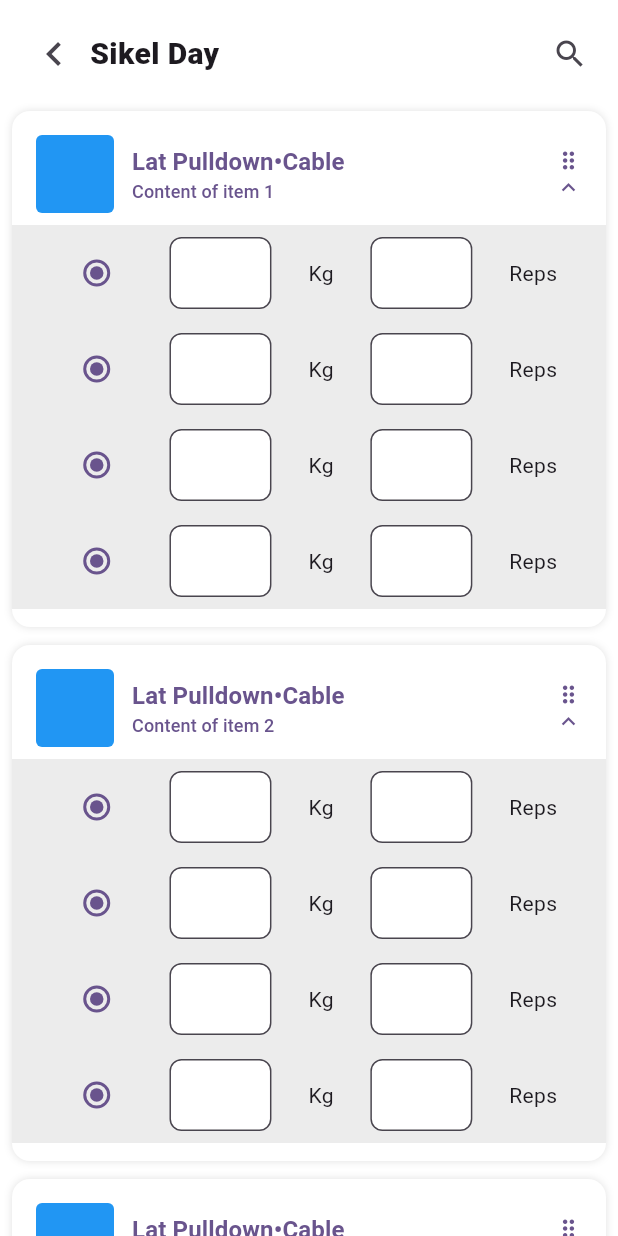
After one commit to vuboitech/vuboi-fitness-app, a Flutter app: the OngoingExercisePage screen opened by its route, on a phone screen of 412 x 824 dp. The commit adds this screen. Run offline on Flutter 3.47's test engine with Material 3 defaults, Android fonts, the phone set to English and light mode, and no system bars; drawn by our look-alikes of scroll_to_index; our stand-ins replace animated_bottom_navigation_bar, cached_network_image, firebase_core, flutter_svg, go_router, google_fonts and 2 more; missing offline and left inert: flutter_wear_os_connectivity; accounts and stored records are empty; network calls fail; Roboto replaces fonts that are missing (PlusJakartaSans).

Commit message:
feat: created draggable reorder ongoing exercise layout

```diff
--- /dev/null
+++ b/lib/features/exercise/domain/models/exercise_item.dart
@@ -0,0 +1,13 @@
+class ExerciseItem {
+  String id;
+  String title;
+  String content;
+  bool isExpanded;
+
+  ExerciseItem({
+    required this.id,
+    required this.title,
+    required this.content,
+    this.isExpanded = false,
+  });
+}
--- a/lib/features/exercise/presentation/pages/exercise_dashboard_page.dart
+++ b/lib/features/exercise/presentation/pages/exercise_dashboard_page.dart
@@ -1,5 +1,6 @@
 import 'package:cached_network_image/cached_network_image.dart';
 import 'package:fitness/features/exercise/presentation/pages/exercise_list_page.dart';
+import 'package:fitness/features/exercise/presentation/widgets/custom_expansion.dart';
 import 'package:fitness/features/home/presentation/widgets/base/button.dart';
 import 'package:fitness/features/home/presentation/widgets/base/label.dart';
 import 'package:fitness/features/home/presentation/widgets/modules/stacks/card_model.dart';
@@ -118,7 +119,7 @@ class _ExerciseDashboardPageState extends State<ExerciseDashboardPage> {
           child: ClipOval(
             child: CachedNetworkImage(
               imageUrl:
-              'https://upload.wikimedia.org/wikipedia/commons/thumb/1/1a/Yanomami_Woman_%26_Child.jpg/1200px-Yanomami_Woman_%26_Child.jpg',
+                  'https://upload.wikimedia.org/wikipedia/commons/thumb/1/1a/Yanomami_Woman_%26_Child.jpg/1200px-Yanomami_Woman_%26_Child.jpg',
             ),
           ),
         ),
--- /dev/null
+++ b/lib/features/exercise/presentation/pages/ongoing_exercise_page.dart
@@ -0,0 +1,388 @@
+import 'package:fitness/features/exercise/domain/models/exercise_item.dart';
+import 'package:fitness/features/exercise/presentation/widgets/custom_expansion.dart';
+import 'package:fitness/features/home/presentation/widgets/modules/vuboi_app_bar.dart';
+import 'package:flutter/material.dart';
+import 'package:scroll_to_index/scroll_to_index.dart';
+
+class OngoingExercisePage extends StatefulWidget {
+  static const routeName = '/exercise/ongoing';
+
+  const OngoingExercisePage({super.key});
+
+  @override
+  State<OngoingExercisePage> createState() => _OngoingExercisePageState();
+}
+
+class _OngoingExercisePageState extends State<OngoingExercisePage> {
+  final List<ExerciseItem> items = List.generate(
+    10,
+    (index) => ExerciseItem(
+      id: index.toString(),
+      title: 'Item ${index + 1}',
+      content: 'Content of item ${index + 1}',
+      isExpanded: true,
+    ),
+  );
+  List<ExerciseItem> previousStates = [];
+
+  int? highlightedIndex;
+
+  final AutoScrollController _autoScrollController = AutoScrollController();
+
+  void _onReorder(int oldIndex, int newIndex) async {
+    if (newIndex > oldIndex) newIndex--; // Adjust index for correct movement
+    setState(() {
+      final item = items.removeAt(oldIndex);
+      items.insert(newIndex, item);
+      highlightedIndex = newIndex;
+    });
+
+    setState(() {
+      items[newIndex].isExpanded = true;
+    });
+
+    // restore previous expansion states
+    // for (var i = 0; i < items.length; i++) {
+    //   items[i].isExpanded = previousStates.where((element) => element.id == items[i].id).first.isExpanded;
+    // }
+
+    // Remove highlight after some time
+    await Future.delayed(const Duration(milliseconds: 250));
+    if (mounted) {
+      setState(() {
+        highlightedIndex = null;
+      });
+    }
+
+    _autoScrollController.scrollToIndex(
+      newIndex,
+      preferPosition: AutoScrollPosition.middle,
+    );
+  }
+
+  @override
+  Widget build(BuildContext context) {
+    return Scaffold(
+      body: Column(
+        children: [
+          VuboiAppBar(
+            title: 'Sikel Day',
+            onSearch: (String searchQuery) {},
+          ),
+          Expanded(
+            child: ReorderableListView.builder(
+              scrollController: _autoScrollController,
+              itemCount: items.length,
+              onReorder: _onReorder,
+              onReorderStart: (index) {
+                setState(() {
+                  // Save previous expansion states
+                  previousStates = items
+                      .map(
+                        (item) => ExerciseItem(
+                          id: item.id,
+                          title: item.title,
+                          content: item.content,
+                          isExpanded: item.isExpanded,
+                        ),
+                      )
+                      .toList();
+
+                  // Collapse **all** items before dragging, including the dragged one
+                  for (var element in items) {
+                    element.isExpanded = false;
+                  }
+                });
+
+                print(previousStates[index].isExpanded); // Debugging
+                print(items[index].isExpanded); // Should be false now
+              },
+              padding: const EdgeInsets.all(8),
+              proxyDecorator: (widget, index, animation) {
+                return Container(
+                  decoration: BoxDecoration(
+                    color: Colors.white,
+                    borderRadius: BorderRadius.circular(12),
+                    boxShadow: [
+                      const BoxShadow(
+                        color: Colors.black12,
+                        blurRadius: 4,
+                      ),
+                    ],
+                  ),
+                  child: TextButton(
+                    onPressed: () {},
+                    style: TextButton.styleFrom(
+                      tapTargetSize: MaterialTapTargetSize.shrinkWrap,
+                      padding: EdgeInsets.zero,
+                      minimumSize: const Size(0, 0),
+                      shape: const RoundedRectangleBorder(
+                        borderRadius: BorderRadius.only(
+                          topLeft: Radius.circular(12),
+                          topRight: Radius.circular(12),
+                        ),
+                      ),
+                    ),
+                    child: Container(
+                      padding: const EdgeInsets.only(
+                        left: 16,
+                        right: 16,
+                        top: 16,
+                        bottom: 8,
+                      ),
+                      child: Row(
+                        key: ValueKey(items[index]),
+                        children: [
+                          Expanded(
+                            child: Row(
+                              children: [
+                                Container(
+                                  height: 52,
+                                  width: 52,
+                                  decoration: BoxDecoration(
+                                    color: Colors.blue,
+                                    borderRadius: BorderRadius.circular(4),
+                                  ),
+                                ),
+                                const SizedBox(width: 12),
+                                Column(
+                                  crossAxisAlignment: CrossAxisAlignment.start,
+                                  children: [
+                                    const Text(
+                                      'Lat Pulldown•Cable',
+                                      style: TextStyle(
+                                        fontWeight: FontWeight.w700,
+                                        fontSize: 16,
+                                      ),
+                                    ),
+                                    Text(
+                                      items[index].content,
+                                      style: const TextStyle(
+                                        fontSize: 12,
+                                      ),
+                                    ),
+                                  ],
+                                ),
+                              ],
+                            ),
+                          ),
+                          Column(
+                            crossAxisAlignment: CrossAxisAlignment.center,
+                            mainAxisAlignment: MainAxisAlignment.center,
+                            children: [
+                              ReorderableDragStartListener(
+                                index: index,
+                                child: const Icon(Icons.drag_indicator),
+                              ),
+                              const Icon(Icons.expand_more),
+                            ],
+                          ),
+                        ],
+                      ),
+                    ),
+                  ),
+                );
+              },
+              itemBuilder: (context, index) {
+                return AutoScrollTag(
+                  key: ValueKey(items[index]),
+                  controller: _autoScrollController,
+                  index: index,
+                  child: Container(
+                    margin: const EdgeInsets.only(bottom: 12),
+                    child: AnimatedContainer(
+                      duration: const Duration(milliseconds: 500),
+                      decoration: BoxDecoration(
+                        color: Colors.white,
+                        borderRadius: BorderRadius.circular(12),
+                        boxShadow: highlightedIndex == index
+                            ? [
+                                const BoxShadow(
+                                  color: Colors.blue,
+                                  blurRadius: 12,
+                                  spreadRadius: 2,
+                                ),
+                              ]
+                            : [
+                                const BoxShadow(
+                                  color: Colors.black12,
+                                  blurRadius: 4,
+                                ),
+                              ],
+                      ),
+                      child: CustomExpansionWidget(
+                        isExpanded: items[index].isExpanded,
+                        onExpansionChanged: (isExpanded) {
+                          setState(() {
+                            items[index].isExpanded = isExpanded;
+                          });
+                        },
+                        headerBuilder: (isExpanded, toggleExpand) {
+                          return TextButton(
+                            onPressed: () => toggleExpand(),
+                            style: TextButton.styleFrom(
+                              tapTargetSize: MaterialTapTargetSize.shrinkWrap,
+                              padding: EdgeInsets.zero,
+                              minimumSize: const Size(0, 0),
+                              shape: const RoundedRectangleBorder(
+                                borderRadius: BorderRadius.only(
+                                  topLeft: Radius.circular(12),
+                                  topRight: Radius.circular(12),
+                                ),
+                              ),
+                            ),
+                            child: Container(
+                              padding: const EdgeInsets.only(
+                                left: 16,
+                                right: 16,
+                                top: 16,
+                                bottom: 8,
+                              ),
+                              child: Row(
+                                key: ValueKey(items[index]),
+                                children: [
+                                  Expanded(
+                                    child: Row(
+                                      children: [
+                                        Container(
+                                          height: 52,
+                                          width: 52,
+                                          decoration: BoxDecoration(
+                                            color: Colors.blue,
+                                            borderRadius:
+                                                BorderRadius.circular(4),
+                                          ),
+                                        ),
+                                        const SizedBox(width: 12),
+                                        Column(
+                                          crossAxisAlignment:
+                                              CrossAxisAlignment.start,
+                                          children: [
+                                            const Text(
+                                              'Lat Pulldown•Cable',
+                                              style: TextStyle(
+                                                fontWeight: FontWeight.w700,
+                                                fontSize: 16,
+                                              ),
+                                            ),
+                                            Text(
+                                              items[index].content,
+                                              style: const TextStyle(
+                                                fontSize: 12,
+                                              ),
+                                            ),
+                                          ],
+                                        ),
+                                      ],
+                                    ),
+                                  ),
+                                  Column(
+                                    crossAxisAlignment:
+                                        CrossAxisAlignment.center,
+                                    mainAxisAlignment: MainAxisAlignment.center,
+                                    children: [
+                                      ReorderableDragStartListener(
+                                        index: index,
+                                        child: const Icon(Icons.drag_indicator),
+                                      ),
+                                      Icon(
+                                        isExpanded
+                                            ? Icons.expand_less
+                                            : Icons.expand_more,
+                                      ),
+                                    ],
+                                  ),
+                                ],
+                              ),
+                            ),
+                          );
+                        },
+                        body: Container(
+                          decoration: BoxDecoration(
+                            color: Colors.grey.withOpacity(0.2),
+                          ),
+                          child: const Column(
+                            children: [
+                              RepWidget(),
+                              RepWidget(),
+                              RepWidget(),
+                              RepWidget(),
+                            ],
+                          ),
+                        ),
+                      ),
+                    ),
+                  ),
+                );
+              },
+            ),
+          ),
+        ],
+      ),
+    );
+  }
+}
+
+class RepWidget extends StatelessWidget {
+  const RepWidget({super.key});
+
+  @override
+  Widget build(BuildContext context) {
+    return Container(
+      padding: const EdgeInsets.all(8),
+      child: Row(
+        mainAxisAlignment: MainAxisAlignment.spaceEvenly,
+        children: [
+          // add radio button without any additional padding or margin!
+          Radio(
+            value: null,
+            groupValue: null,
+            onChanged: (value) {},
+          ),
+          // add textfield that filled and has rounded corner
+          Container(
+            width: 68,
+            height: 48,
+            child: TextField(
+              decoration: InputDecoration(
+                filled: true,
+                fillColor: Colors.white,
+                border: OutlineInputBorder(
+                  borderRadius: BorderRadius.circular(8),
+                ),
+              ),
+            ),
+          ),
+          const Text(
+            'Kg',
+          ),
+          Container(
+            width: 68,
+            height: 48,
+            child: TextField(
+              decoration: InputDecoration(
+                filled: true,
+                fillColor: Colors.white,
+                border: OutlineInputBorder(
+                  borderRadius: BorderRadius.circular(8),
+                ),
+              ),
+            ),
+          ),
+          const Text(
+            'Reps',
+          ),
+        ],
+      ),
+    );
+  }
+}
+
+class CollapsibleHeader extends StatelessWidget {
+  const CollapsibleHeader({super.key});
+
+  @override
+  Widget build(BuildContext context) {
+    return const Placeholder();
+  }
+}
--- /dev/null
+++ b/lib/features/exercise/presentation/widgets/custom_expansion.dart
@@ -0,0 +1,115 @@
+import 'package:flutter/material.dart';
+
+class CustomExpansionWidget extends StatefulWidget {
+  final Widget Function(bool isExpanded, VoidCallback toggleExpand) headerBuilder;
+  final ValueChanged<bool> onExpansionChanged;
+  final Widget body;
+  final bool isExpanded;
+  final BoxDecoration? decoration;
+
+  const CustomExpansionWidget({
+    super.key,
+    required this.headerBuilder,
+    required this.onExpansionChanged,
+    required this.body,
+    this.isExpanded = false,
+    this.decoration,
+  });
+
+  @override
+  State<CustomExpansionWidget> createState() => _CustomExpansionWidgetState();
+}
+
+class _CustomExpansionWidgetState extends State<CustomExpansionWidget>
+    with SingleTickerProviderStateMixin {
+  late bool _isExpanded;
+  late AnimationController _controller;
+  late Animation<double> _animation;
+
+  @override
+  void didUpdateWidget(covariant CustomExpansionWidget oldWidget) {
+    super.didUpdateWidget(oldWidget);
+
+    if (oldWidget.isExpanded != widget.isExpanded) {
+      setState(() {
+        _isExpanded = widget.isExpanded;
+      });
+
+      if (_isExpanded) {
+        _controller.forward();
+      } else {
+        _controller.reverse();
+      }
+    }
+  }
+
+  @override
+  void initState() {
+    super.initState();
+    _isExpanded = widget.isExpanded;
+
+    _controller = AnimationController(
+      duration: const Duration(milliseconds: 150),
+      vsync: this,
+    );
+
+    _animation = CurvedAnimation(
+      parent: _controller,
+      curve: Curves.easeInOut,
+    );
+
+    if (_isExpanded) {
+      _controller.value = 1; // Start expanded if needed
+    }
+  }
+
+  void _toggleExpand() {
+    setState(() {
+      _isExpanded = !_isExpanded;
+      if (_isExpanded) {
+        _controller.forward();
+      } else {
+        _controller.reverse();
+      }
+    });
+
+    widget.onExpansionChanged(_isExpanded);
+  }
+
+  @override
+  void dispose() {
+    _controller.dispose();
+    super.dispose();
+  }
+
+  @override
+  Widget build(BuildContext context) {
+    return Container(
+      decoration: widget.decoration,
+      child: Column(
+        mainAxisSize: MainAxisSize.min,
+        children: [
+          GestureDetector(
+            onTap: _toggleExpand,
+            child: widget.headerBuilder(_isExpanded, _toggleExpand),
+          ),
+          /// This ensures smooth sliding effect
+          AnimatedBuilder(
+            animation: _animation,
+            builder: (context, child) {
+              return ClipRect(
+                child: Align(
+                  heightFactor: _animation.value,
+                  alignment: Alignment.topCenter,
+                  child: child,
+                ),
+              );
+            },
+            child: widget.body,
+          ),
+          SizedBox(height: 12),
+        ],
+      ),
+    );
+  }
+}
--- a/lib/features/home/presentation/widgets/modules/vuboi_app_bar.dart
+++ b/lib/features/home/presentation/widgets/modules/vuboi_app_bar.dart
@@ -66,12 +66,12 @@ class _VuboiAppBarState extends State<VuboiAppBar> with TickerProviderStateMixin
                           style: IconButton.styleFrom(
                             tapTargetSize: MaterialTapTargetSize.shrinkWrap,
                           ),
-                          onPressed: () {},
+                          onPressed: () => Navigator.pop(context),
                         ),
 
-                        !_searchMode ? const Text(
-                          'Exercise',
-                          style: TextStyle(
+                        !_searchMode ? Text(
+                          widget.title,
+                          style: const TextStyle(
                             fontSize: 20,
                             fontWeight: FontWeight.w800,
                           ),
--- a/lib/router.dart
+++ b/lib/router.dart
@@ -1,5 +1,7 @@
+import 'package:fitness/features/discover/presentation/pages/discover_page.dart';
 import 'package:fitness/features/exercise/presentation/pages/exercise_dashboard_page.dart';
 import 'package:fitness/features/exercise/presentation/pages/exersice_page.dart';
+import 'package:fitness/features/exercise/presentation/pages/ongoing_exercise_page.dart';
 import 'package:fitness/features/exercise/presentation/pages/schedule_page.dart';
 import 'package:fitness/features/profile/presentation/pages/profile_page.dart';
 import 'package:fitness/features/home/presentation/pages/home_screen.dart';
@@ -38,8 +40,8 @@ final router = GoRouter(
           navigatorKey: _discoverNavigatorKey,
           routes: [
             GoRoute(
-              path: '/discover',
-              builder: (context, state) => const Placeholder(),
+              path: DiscoverPage.routeName,
+              builder: (context, state) => const DiscoverPage(),
             ),
           ],
         ),
@@ -78,5 +80,25 @@ final router = GoRouter(
         ),
       ],
     ),
+
+    GoRoute(
+      path: OngoingExercisePage.routeName,
+      pageBuilder: (context, state) => CustomTransitionPage(
+        child: const OngoingExercisePage(),
+        transitionsBuilder: (context, animation, secondaryAnimation, child) {
+          const begin = Offset(0.0, 1.0);
+          const end = Offset.zero;
+          const curve = Curves.ease;
+
+          var tween = Tween(begin: begin, end: end).chain(CurveTween(curve: curve));
+          var offsetAnimation = animation.drive(tween);
+
+          return SlideTransition(
+            position: offsetAnimation,
+            child: child,
+          );
+        },
+      ),
+    ),
   ],
 );
--- a/pubspec.yaml
+++ b/pubspec.yaml
@@ -26,6 +26,7 @@ dependencies:
   go_router: ^14.8.0
   animated_bottom_navigation_bar: ^1.4.0
   table_calendar: ^3.2.0
+  scroll_to_index: ^3.0.1
 
 dev_dependencies:
   flutter_test:
```
Also changed, not shown: lib/features/discover/presentation/pages/discover_page.dart (added, +96 -0 lines), lib/features/exercise/presentation/pages/exersice_page.dart (+3 -6 lines), lib/features/home/presentation/pages/home_screen.dart (+27 -18 lines), pubspec.lock.
